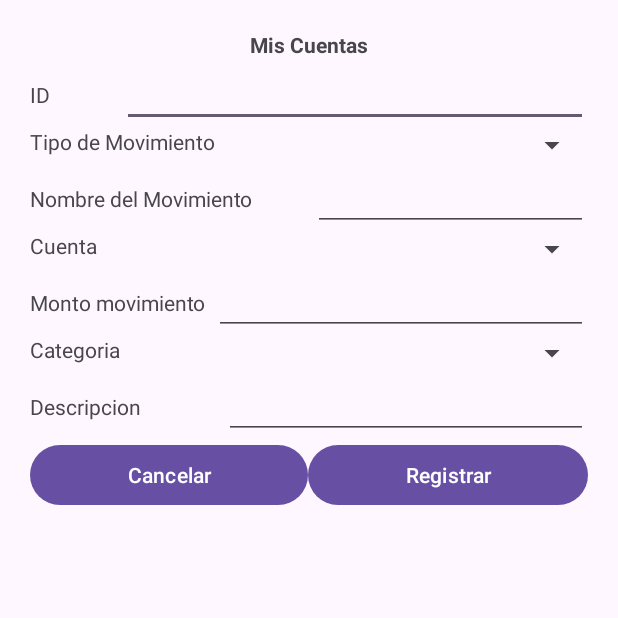
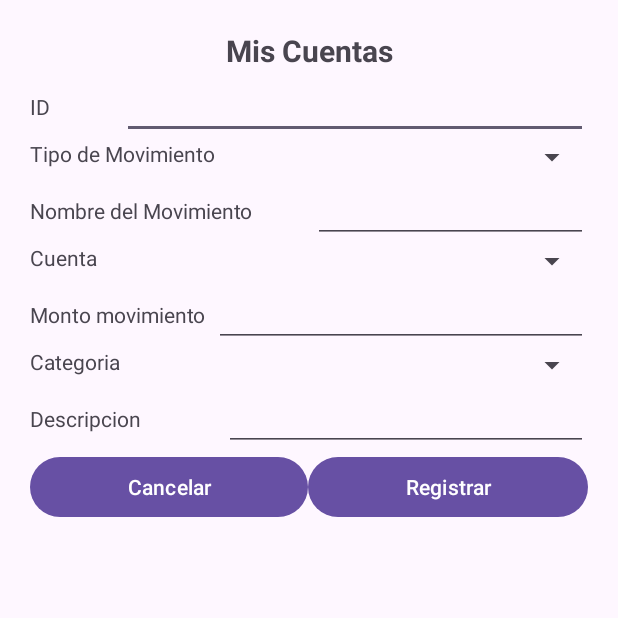
Before and after one commit to AndreaLaruta/agendafinanciera, an Android app: the PRegistrarMovimiento screen opened directly, with no data from a screen before it, on a phone screen of 412 x 824 dp, the top half of it. Run offline under Robolectric (Android 15) with nearby library versions, the light colour scheme and no system bars.

Commit message:
Giving size to titles.

```diff
--- a/app/src/main/res/layout/activity_contacto.xml
+++ b/app/src/main/res/layout/activity_contacto.xml
@@ -14,6 +14,7 @@
         android:layout_height="wrap_content"
         android:gravity="center"
         android:textStyle="bold"
+        android:textSize="20dp"
         android:text="Mis Cuentas"
         android:layout_margin="3dp"
         tools:ignore="MissingConstraints" />
--- a/app/src/main/res/layout/activity_cuenta.xml
+++ b/app/src/main/res/layout/activity_cuenta.xml
@@ -14,6 +14,7 @@
         android:layout_height="wrap_content"
         android:gravity="center"
         android:textStyle="bold"
+        android:textSize="20dp"
         android:text="Mis Cuentas"
         tools:ignore="MissingConstraints" />
 
--- a/app/src/main/res/layout/activity_movimiento.xml
+++ b/app/src/main/res/layout/activity_movimiento.xml
@@ -14,6 +14,7 @@
         android:layout_height="wrap_content"
         android:gravity="center"
         android:textStyle="bold"
+        android:textSize="20dp"
         android:text="Mis movimientos"
         tools:ignore="MissingConstraints" />
 
--- a/app/src/main/res/layout/activity_objetivo.xml
+++ b/app/src/main/res/layout/activity_objetivo.xml
@@ -14,6 +14,7 @@
         android:layout_height="wrap_content"
         android:gravity="center"
         android:textStyle="bold"
+        android:textSize="20dp"
         android:text="Mis objetivos"
         tools:ignore="MissingConstraints" />
 
--- a/app/src/main/res/layout/activity_registrar_movimiento.xml
+++ b/app/src/main/res/layout/activity_registrar_movimiento.xml
@@ -14,6 +14,7 @@
         android:layout_height="wrap_content"
         android:gravity="center"
         android:textStyle="bold"
+        android:textSize="20dp"
         android:text="Mis Cuentas"
         tools:ignore="MissingConstraints" />
 
```
